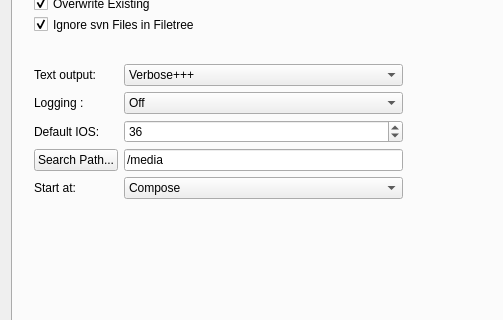
giantpune/qtwitgui, file mainwindow.ui: the form before one commit; both pictures show x 0 to 503 and y 101 to 421 of the 800 by 756 pixel window.
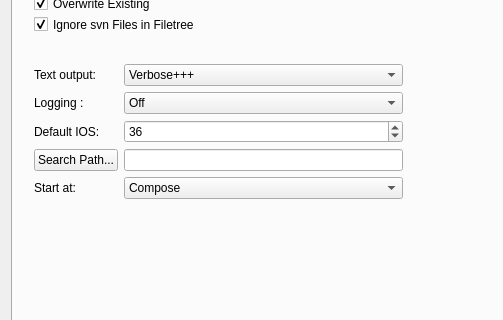
The form after the commit. The open tabs and pages were chosen to show the change.

Commit message: * fix the file/diretory looker-upper in OS-x hopefully * default to the user's home directory for search path

Diff of the .ui file:
```diff
--- a/mainwindow.ui
+++ b/mainwindow.ui
@@ -730,7 +730,7 @@
             <string notr="true"/>
            </property>
            <property name="text">
-            <string notr="true">/media</string>
+            <string notr="true"/>
            </property>
           </widget>
          </item>
```
Left out of the diff: 2 changed lines with no effect on the pictures. The commit also changes 2 other files.
